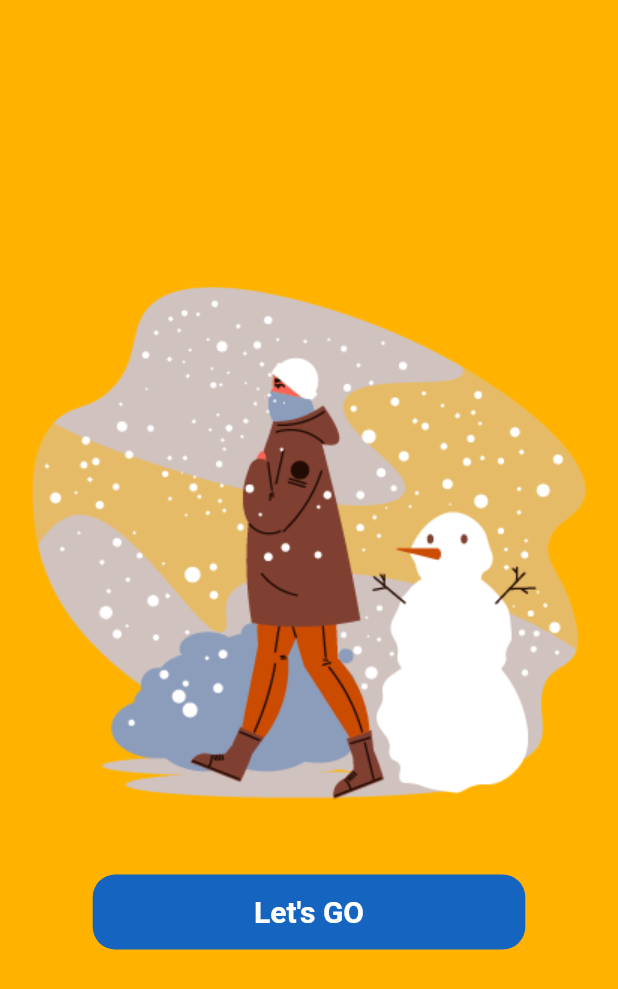
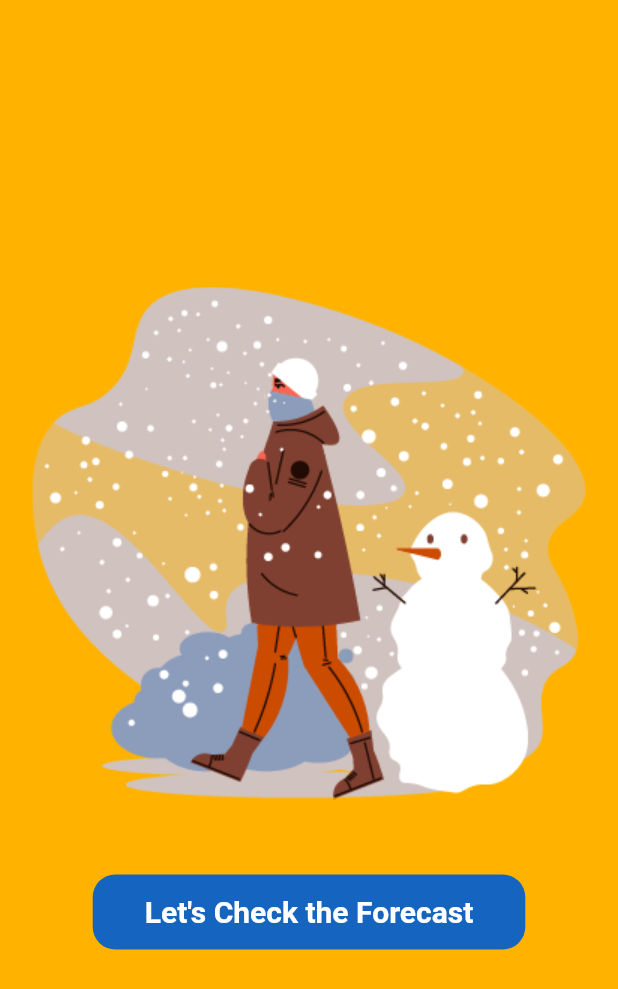
Before and after one commit to Gopala05/Flutter_Weather_App, a Flutter app: the screen it shows after launch, on a phone screen of 412 x 824 dp. Shown: the top 989 px of the screen. Run offline on Flutter 3.47's test engine with Material 2 defaults, Android fonts, the light colour scheme and no system bars.

Commit message:
Update Home.dart

```diff
--- a/lib/UI/Home.dart
+++ b/lib/UI/Home.dart
@@ -31,7 +31,7 @@ class Home extends StatelessWidget {
                     borderRadius: BorderRadius.all(Radius.circular(15)),
                   ),
                   child: const Center(
-                    child: Text("Let's GO", style: TextStyle(color: Colors.white,fontSize: 20, fontWeight: FontWeight.bold),),
+                    child: Text("Let's Check the Forecast", style: TextStyle(color: Colors.white,fontSize: 20, fontWeight: FontWeight.bold),),
                   ),
                 ),
               ),
```
